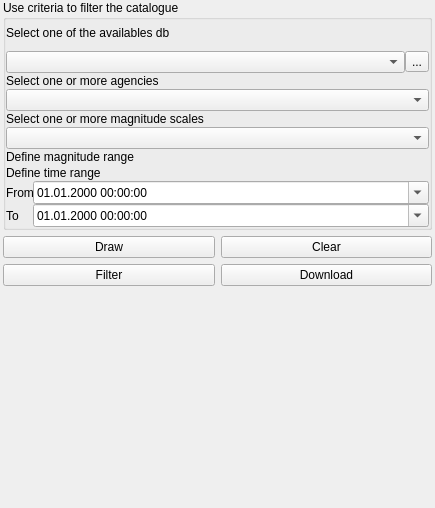
Before: the Qt Designer form openquake/qgis/gemcatalogue/ui_dock.ui in preinh/oq-eqcatalogue-tool, drawn with Qt 5.
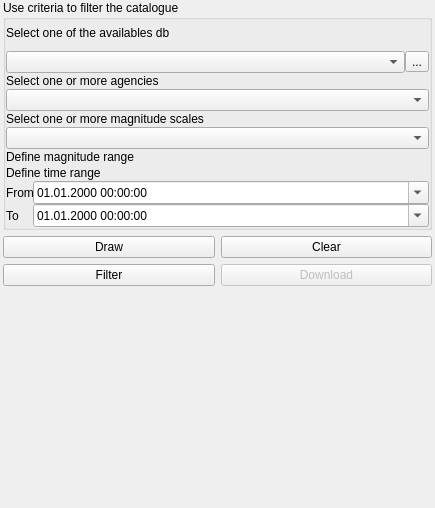
After: the same form once the commit is applied. Icons and pictures are not drawn. Custom widgets are drawn as their Qt base class.

Commit message: disable download button when there is no geographical selection

The edit to the form file:
```diff
--- a/openquake/qgis/gemcatalogue/ui_dock.ui
+++ b/openquake/qgis/gemcatalogue/ui_dock.ui
@@ -254,6 +254,9 @@
         </item>
         <item>
          <widget class="QPushButton" name="downloadBtn">
+          <property name="enabled">
+           <bool>false</bool>
+          </property>
           <property name="text">
            <string>Download</string>
           </property>
```
Left out of the diff: 4 changed lines with no effect on the pictures. The commit also changes 2 other files.
